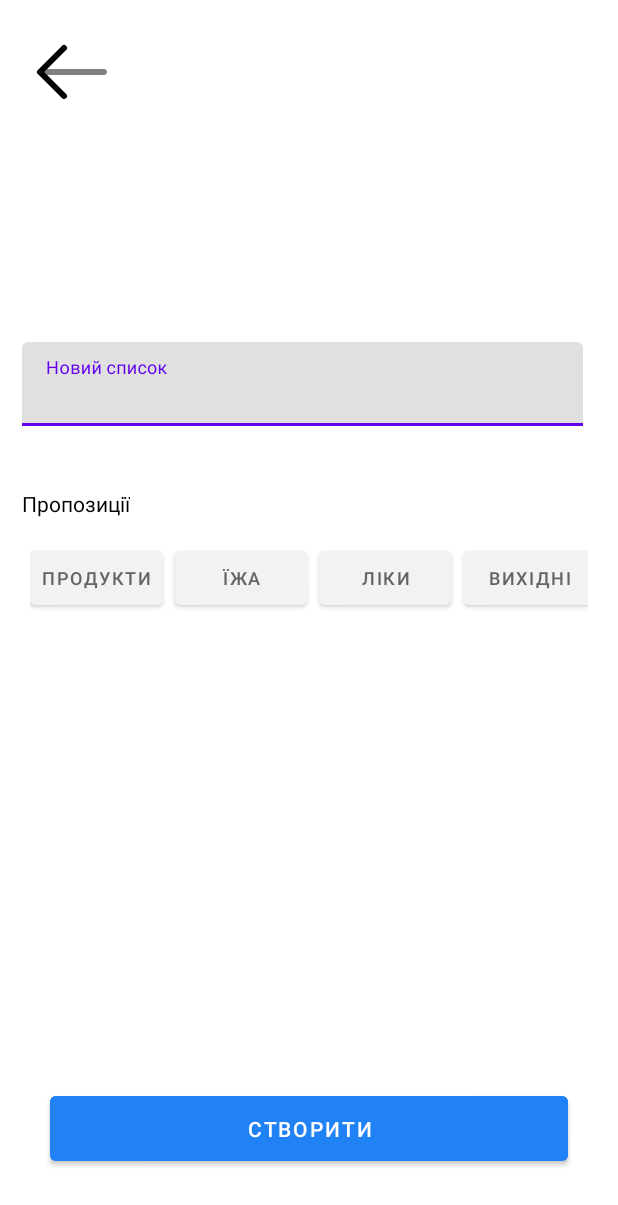
After one commit to ka4ivan/smart-shop, an Android app: the fragment NewListDialogFragment placed in its activity, on a phone screen of 412 x 824 dp. The commit adds this screen. Shown: the top 1205 px of the screen. Run offline under Robolectric (Android 15) with nearby library versions, the phone set to English and light mode, and no system bars; our stand-ins replace navigation-ui.

Commit message:
new list window

```diff
--- a/app/src/main/java/com/example/smartshop/ui/home/HomeFragment.kt
+++ b/app/src/main/java/com/example/smartshop/ui/home/HomeFragment.kt
@@ -32,6 +32,12 @@ class HomeFragment : Fragment() {
         homeViewModel.text.observe(viewLifecycleOwner) {
             textView.text = it
         }
+
+        binding.extendedFloatingActionButton.setOnClickListener {
+            val dialog = NewListDialogFragment()
+            dialog.show(parentFragmentManager, "NewListDialog")
+        }
+
         return root
     }
 
--- /dev/null
+++ b/app/src/main/java/com/example/smartshop/ui/home/NewListDialogFragment.kt
@@ -0,0 +1,54 @@
+package com.example.smartshop.ui.home
+
+import android.os.Bundle
+import android.view.LayoutInflater
+import android.view.View
+import android.view.ViewGroup
+import androidx.fragment.app.DialogFragment
+import androidx.recyclerview.widget.LinearLayoutManager
+import androidx.recyclerview.widget.RecyclerView
+import com.example.smartshop.R
+
+class NewListDialogFragment : DialogFragment() {
+
+    private lateinit var suggestionsAdapter: SuggestionsAdapter
+
+    override fun onCreateView(
+        inflater: LayoutInflater, container: ViewGroup?,
+        savedInstanceState: Bundle?
+    ): View? {
+        return inflater.inflate(R.layout.new_list, container, false)
+    }
+
+    override fun onStart() {
+        super.onStart()
+        dialog?.window?.setLayout(ViewGroup.LayoutParams.MATCH_PARENT, ViewGroup.LayoutParams.MATCH_PARENT)
+
+        // кнопка повернення
+        val backButton: View? = dialog?.findViewById(R.id.dtn_back_from_create_list)
+        backButton?.setOnClickListener {
+            dismiss()
+            // якщо треба повернутися до HomeFragment
+            // requireActivity().supportFragmentManager.popBackStack()
+        }
+
+        setupRecyclerView()
+    }
+
+    private fun setupRecyclerView() {
+        val suggestions = listOf("Продукти", "Їжа", "Ліки", "Вихідні", "П'ятниця", "Поїздка", "Супермаркет", "Дім", "У подорож")
+        val recyclerView: RecyclerView = dialog?.findViewById(R.id.recycler_view_suggestions)!!
+
+        recyclerView.layoutManager = LinearLayoutManager(requireContext(), LinearLayoutManager.HORIZONTAL, false)
+        suggestionsAdapter = SuggestionsAdapter(suggestions) { suggestion ->
+            val textInput = dialog?.findViewById<com.google.android.material.textfield.TextInputEditText>(R.id.input_new_list)
+            textInput?.setText(suggestion)
+        }
+        recyclerView.adapter = suggestionsAdapter
+    }
+
+
+    override fun getTheme(): Int {
+        return R.style.DialogSlideAnimation
+    }
+}
--- /dev/null
+++ b/app/src/main/java/com/example/smartshop/ui/home/SuggestionsAdapter.kt
@@ -0,0 +1,34 @@
+package com.example.smartshop.ui.home
+
+import android.view.LayoutInflater
+import android.view.View
+import android.view.ViewGroup
+import android.widget.Button
+import androidx.recyclerview.widget.RecyclerView
+import com.example.smartshop.R
+
+class SuggestionsAdapter(
+    private val suggestions: List<String>,
+    private val onSuggestionClick: (String) -> Unit
+) : RecyclerView.Adapter<SuggestionsAdapter.ViewHolder>() {
+
+    class ViewHolder(view: View) : RecyclerView.ViewHolder(view) {
+        val button: Button = view.findViewById(R.id.button_suggestion)
+    }
+
+    override fun onCreateViewHolder(parent: ViewGroup, viewType: Int): ViewHolder {
+        val view = LayoutInflater.from(parent.context)
+            .inflate(R.layout.item_suggestion, parent, false)
+        return ViewHolder(view)
+    }
+
+    override fun onBindViewHolder(holder: ViewHolder, position: Int) {
+        val suggestion = suggestions[position]
+        holder.button.text = suggestion
+        holder.button.setOnClickListener {
+            onSuggestionClick(suggestion)
+        }
+    }
+
+    override fun getItemCount() = suggestions.size
+}
--- /dev/null
+++ b/app/src/main/res/anim/slide_in_left.xml
@@ -0,0 +1,7 @@
+<?xml version="1.0" encoding="utf-8"?>
+<set xmlns:android="http://schemas.android.com/apk/res/android">
+    <translate
+        android:fromXDelta="-100%"
+        android:toXDelta="0%"
+        android:duration="300" />
+</set>
--- /dev/null
+++ b/app/src/main/res/anim/slide_out_right.xml
@@ -0,0 +1,5 @@
+<?xml version="1.0" encoding="utf-8"?>
+<translate xmlns:android="http://schemas.android.com/apk/res/android"
+    android:fromXDelta="0%"
+    android:toXDelta="100%"
+    android:duration="300" />
--- /dev/null
+++ b/app/src/main/res/drawable/arrow_left.xml
@@ -0,0 +1,18 @@
+<vector xmlns:android="http://schemas.android.com/apk/res/android"
+    android:width="64dp"
+    android:height="64dp"
+    android:viewportWidth="24"
+    android:viewportHeight="24">
+  <path
+      android:pathData="M20,12.75C20.414,12.75 20.75,12.414 20.75,12C20.75,11.586 20.414,11.25 20,11.25V12.75ZM20,11.25H4V12.75H20V11.25Z"
+      android:strokeAlpha="0.5"
+      android:fillColor="#1C274C"
+      android:fillAlpha="0.5"/>
+  <path
+      android:pathData="M10,6L4,12L10,18"
+      android:strokeLineJoin="round"
+      android:strokeWidth="1.5"
+      android:fillColor="#00000000"
+      android:strokeColor="#1C274C"
+      android:strokeLineCap="round"/>
+</vector>
--- /dev/null
+++ b/app/src/main/res/layout/item_suggestion.xml
@@ -0,0 +1,11 @@
+<?xml version="1.0" encoding="utf-8"?>
+<Button xmlns:android="http://schemas.android.com/apk/res/android"
+    android:id="@+id/button_suggestion"
+    android:layout_width="wrap_content"
+    android:layout_height="wrap_content"
+    android:layout_marginEnd="8dp"
+    android:layout_marginBottom="8dp"
+    android:backgroundTint="@color/light_gray"
+    android:padding="8dp"
+    android:textColor="@color/dark_gray"
+    android:textSize="12sp" />
--- /dev/null
+++ b/app/src/main/res/layout/new_list.xml
@@ -0,0 +1,72 @@
+<?xml version="1.0" encoding="utf-8"?>
+<androidx.constraintlayout.widget.ConstraintLayout xmlns:android="http://schemas.android.com/apk/res/android"
+    xmlns:app="http://schemas.android.com/apk/res-auto"
+    xmlns:tools="http://schemas.android.com/tools"
+    android:layout_width="match_parent"
+    android:layout_height="match_parent"
+    tools:context=".ui.notifications.NotificationsFragment">
+
+    <Button
+        android:id="@+id/btn_create_list"
+        android:layout_width="345dp"
+        android:layout_height="55dp"
+        android:layout_marginBottom="44dp"
+        android:backgroundTint="@color/blue_main"
+        android:text="@string/create"
+        app:layout_constraintBottom_toBottomOf="parent"
+        app:layout_constraintEnd_toEndOf="parent"
+        app:layout_constraintHorizontal_bias="0.498"
+        app:layout_constraintStart_toStartOf="parent" />
+
+    <Button
+        android:id="@+id/dtn_back_from_create_list"
+        style="@android:style/Widget.Material.Button.Borderless"
+        android:layout_width="75dp"
+        android:layout_height="47dp"
+        android:layout_marginTop="24dp"
+        android:backgroundTint="@color/white"
+        android:drawablePadding="8dp"
+        android:text=""
+        app:icon="@drawable/arrow_left"
+        app:iconTint="@color/black"
+        app:layout_constraintStart_toStartOf="parent"
+        app:layout_constraintTop_toTopOf="parent" />
+
+    <com.google.android.material.textfield.TextInputLayout
+        android:id="@+id/textInputLayout"
+        android:layout_width="383dp"
+        android:layout_height="58dp"
+        app:layout_constraintBottom_toBottomOf="parent"
+        app:layout_constraintEnd_toEndOf="parent"
+        app:layout_constraintStart_toStartOf="parent"
+        app:layout_constraintTop_toTopOf="parent"
+        app:layout_constraintVertical_bias="0.298">
+
+        <com.google.android.material.textfield.TextInputEditText
+            android:id="@+id/input_new_list"
+            android:layout_width="374dp"
+            android:layout_height="wrap_content"
+            android:hint="@string/new_list" />
+    </com.google.android.material.textfield.TextInputLayout>
+
+    <TextView
+        android:id="@+id/text_suggestions"
+        android:layout_width="wrap_content"
+        android:layout_height="wrap_content"
+        android:layout_marginTop="40dp"
+        android:text="@string/suggestions"
+        android:textColor="@color/black"
+        app:layout_constraintStart_toStartOf="@+id/textInputLayout"
+        app:layout_constraintTop_toBottomOf="@+id/textInputLayout" />
+
+    <androidx.recyclerview.widget.RecyclerView
+        android:id="@+id/recycler_view_suggestions"
+        android:layout_width="372dp"
+        android:layout_height="190dp"
+        android:layout_marginTop="16dp"
+        android:nestedScrollingEnabled="false"
+        app:layout_constraintEnd_toEndOf="parent"
+        app:layout_constraintStart_toStartOf="parent"
+        app:layout_constraintTop_toBottomOf="@+id/text_suggestions" />
+
+</androidx.constraintlayout.widget.ConstraintLayout>
--- a/app/src/main/res/values/colors.xml
+++ b/app/src/main/res/values/colors.xml
@@ -9,4 +9,6 @@
     <color name="green_main">#2B9C1C</color>
     <color name="black">#FF000000</color>
     <color name="white">#FFFFFFFF</color>
+    <color name="dark_gray">#646464</color>
+    <color name="light_gray">#F2F2F2</color>
 </resources>
--- a/app/src/main/res/values/strings.xml
+++ b/app/src/main/res/values/strings.xml
@@ -13,5 +13,8 @@
 <!--    Головна     -->
     <string name="lists_empty_title">Давайте сплануємо ваші покупки!</string>
     <string name="lists_empty_subtitle">Натисніть на плюс, щоб створити свій перший список</string>
+    <string name="create">Створити</string>
+    <string name="new_list">Новий список</string>
+    <string name="suggestions">Пропозиції</string>
 
 </resources>
--- /dev/null
+++ b/app/src/main/res/values/styles.xml
@@ -0,0 +1,7 @@
+<?xml version="1.0" encoding="utf-8"?>
+<resources>
+    <style name="DialogSlideAnimation">
+        <item name="android:windowEnterAnimation">@anim/slide_in_left</item>
+        <item name="android:windowExitAnimation">@anim/slide_out_right</item>
+    </style>
+</resources>
```
